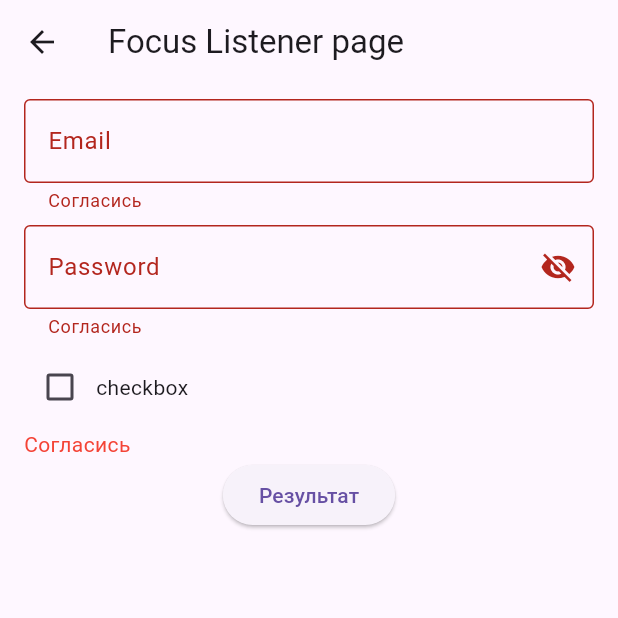
After one commit to Kotelnikovekb/go_form, a Flutter app: the FocusListenerPage screen opened directly, after a tap on "Результат", on a phone screen of 412 x 824 dp, the top half of it. The commit adds this screen. Run offline on Flutter 3.47's test engine with Material 3 defaults, Android fonts, the phone set to English and light mode, and no system bars; our stand-ins replace mask_text_input_formatter.

Commit message:
## [1.4.0] - 2025-03-17 ### Added - Added new methods in `FormController`:   - `addFieldFocusListener(void Function(String name, bool hasFocus) listener)` — adds a focus change listener.   - `removeFieldFocusListener(void Function(String name, bool hasFocus) listener)` — removes a focus change listener. ### Changed - Moved `FocusNode` storage from `FormFieldData` to `FieldController` to prevent it from being recreated when data updates. - `FocusNode` is now created once in `FieldController` and managed at the field level, improving focus stability.

```diff
--- /dev/null
+++ b/example/lib/pages/focus_listener_page.dart
@@ -0,0 +1,88 @@
+import 'package:flutter/material.dart';
+import 'package:go_form/go_form.dart';
+
+import '../inputs/go_check_box.dart';
+import '../inputs/go_password_input.dart';
+import '../inputs/go_text_input.dart';
+
+class FocusListenerPage extends StatefulWidget {
+  const FocusListenerPage({super.key});
+
+  @override
+  State<FocusListenerPage> createState() => _FocusListenerPageState();
+}
+
+class _FocusListenerPageState extends State<FocusListenerPage> {
+  final _formController = FormController();
+
+  @override
+  void initState() {
+    super.initState();
+    _formController.addFocusListener((name, focus) {
+      print('Поле $name ${focus.hasFocus ? "получило" : "потеряло"} фокус');
+    });
+  }
+
+  @override
+  Widget build(BuildContext context) {
+    return Scaffold(
+      appBar: AppBar(
+        title: const Text('Focus Listener page'),
+      ),
+      body: Container(
+        padding: const EdgeInsets.symmetric(horizontal: 16, vertical: 10),
+        child: Column(
+          children: [
+            DynamicForm(
+              fields: [
+                GoTextInput(
+                  name: 'email',
+                  label: 'Email',
+                  validator: (val) {
+                    if (val == null || val.isEmpty) {
+                      return 'Согласись';
+                    }
+                    return null;
+                  },
+                ),
+                GoPasswordInput(
+                  name: 'password',
+                  label: 'Password',
+                  validator: (val) {
+                    if (val == null || val.isEmpty) {
+                      return 'Согласись';
+                    }
+                    return null;
+                  },
+                ),
+                GoCheckBox(
+                  name: 'checkbox',
+                  label: 'checkbox',
+                  validator: (val) {
+                    if (val == null || val == false) {
+                      return 'Согласись';
+                    }
+                    return null;
+                  },
+                ),
+              ],
+              controller: _formController,
+            ),
+            ElevatedButton(
+              onPressed: () {
+                if (!_formController.validate()) {
+                  return;
+                }
+                print('${_formController.getValues()}');
+              },
+              child: Text('Результат'),
+            ),
+            SizedBox(
+              height: 30,
+            ),
+          ],
+        ),
+      ),
+    );
+  }
+}
--- a/lib/src/controllers/field_controller.dart
+++ b/lib/src/controllers/field_controller.dart
@@ -41,6 +41,7 @@ class FieldController<T> extends ChangeNotifier {
   T? get value => _valueNotifier.value.value.value;
   final ValueNotifier<FormFieldData<T?>> _valueNotifier;
   final List<VoidCallback> _listeners = [];
+  final FocusNode _focusNode = FocusNode();
 
   FieldController({
     T? initialValue,
@@ -109,11 +110,12 @@ class FieldController<T> extends ChangeNotifier {
 
   @override
   void dispose() {
-    super.dispose();
     _valueNotifier.value.dispose();
     _valueNotifier.dispose();
     _textEditingController?.dispose();
     _listeners.clear();
+    _focusNode.dispose();
+    super.dispose();
   }
 
   void clearError() {
@@ -129,7 +131,7 @@ class FieldController<T> extends ChangeNotifier {
 
   ValueListenable<FormFieldData<T?>> get valueListenable => _valueNotifier;
 
-  FocusNode get focusNode => _valueNotifier.value.focusNode;
+  FocusNode get focusNode => _focusNode;
 
   String? validate() {
     if (_valueNotifier.value.validator != null) {
--- a/lib/src/controllers/form_controller.dart
+++ b/lib/src/controllers/form_controller.dart
@@ -6,6 +6,12 @@ enum ErrorResetMode {
   resetOnFocus,
   resetOnValueChange,
   noReset,
+}
+
+enum ValidationMode{
+  valueChange,
+  focusChange,
+  noValidate,
 }
 
 /// Manages the state, validation, and interaction of form fields.
@@ -60,7 +66,8 @@ class FormController {
 
   final List<VoidCallback> _listeners = [];
   final List<void Function(bool)> _validationListeners = [];
-  final List<void Function(String, dynamic)> _fieldValueListeners = [];
+  final List<void Function(String name, dynamic value)> _fieldValueListeners = [];
+  final List<void Function(String name, FocusNode focusNode)> _fieldFocusListeners = [];
 
   /// Registers a new text field in the form and returns its `FieldController<T>`.
   ///
@@ -122,6 +129,20 @@ class FormController {
         resetError(name);
       }
     });
+    field.focusNode.addListener(() {
+      final hasFocus = field.focusNode.hasFocus;
+      for (final listener in _fieldFocusListeners) {
+        listener(name, field.focusNode);
+      }
+
+      if (validateOnFieldChange && !hasFocus) {
+        _validateField(name);
+      }
+      if (errorResetMode == ErrorResetMode.resetOnFocus && hasFocus) {
+        resetError(name);
+      }
+    });
+
 
     return field as FieldController<T>;
   }
@@ -158,6 +179,15 @@ class FormController {
     }
     return true;
   }
+
+  void addFocusListener(void Function(String name, FocusNode focusNode) listener) {
+    _fieldFocusListeners.add(listener);
+  }
+
+  void removeFocusListener(void Function(String name, FocusNode focusNode) listener) {
+    _fieldFocusListeners.remove(listener);
+  }
+
 
   /// Checks if there are any registered listeners.
   ///
@@ -585,6 +615,7 @@ class FormController {
     }
     _fields.clear();
     _listeners.clear();
+    _fieldFocusListeners.clear();
   }
 
   /// Clears validation errors for all form fields.
--- a/lib/src/domain/from_field_data.dart
+++ b/lib/src/domain/from_field_data.dart
@@ -3,7 +3,6 @@ import 'package:flutter/material.dart';
 class FormFieldData<T> {
   final ValueNotifier<T?> value;
   final String? error;
-  final FocusNode focusNode;
   final String? Function(T? value)? validator;
   final Key? key;
 
@@ -12,8 +11,7 @@ class FormFieldData<T> {
     this.validator,
     this.error,
     this.key,
-  })  : value = ValueNotifier<T?>(initialValue),
-        focusNode = FocusNode();
+  })  : value = ValueNotifier<T?>(initialValue);
 
   @override
   bool operator ==(Object other) {
@@ -38,7 +36,6 @@ class FormFieldData<T> {
   }
 
   void dispose() {
-    focusNode.dispose();
     value.dispose();
   }
 
--- a/pubspec.yaml
+++ b/pubspec.yaml
@@ -1,6 +1,6 @@
 name: go_form
 description: "A generic controller for managing state and validation of input fields in Flutter. Supports initial value, validation, errors, and focus."
-version: 1.3.0
+version: 1.4.0
 homepage: https://github.com/Kotelnikovekb/go_form
 
 environment:
```
Also changed, not shown: example/lib/inputs/go_text_input.dart (+7 -4 lines), example/lib/pages/home_page.dart (+13 -0 lines), example/pubspec.lock, 1 other file.
